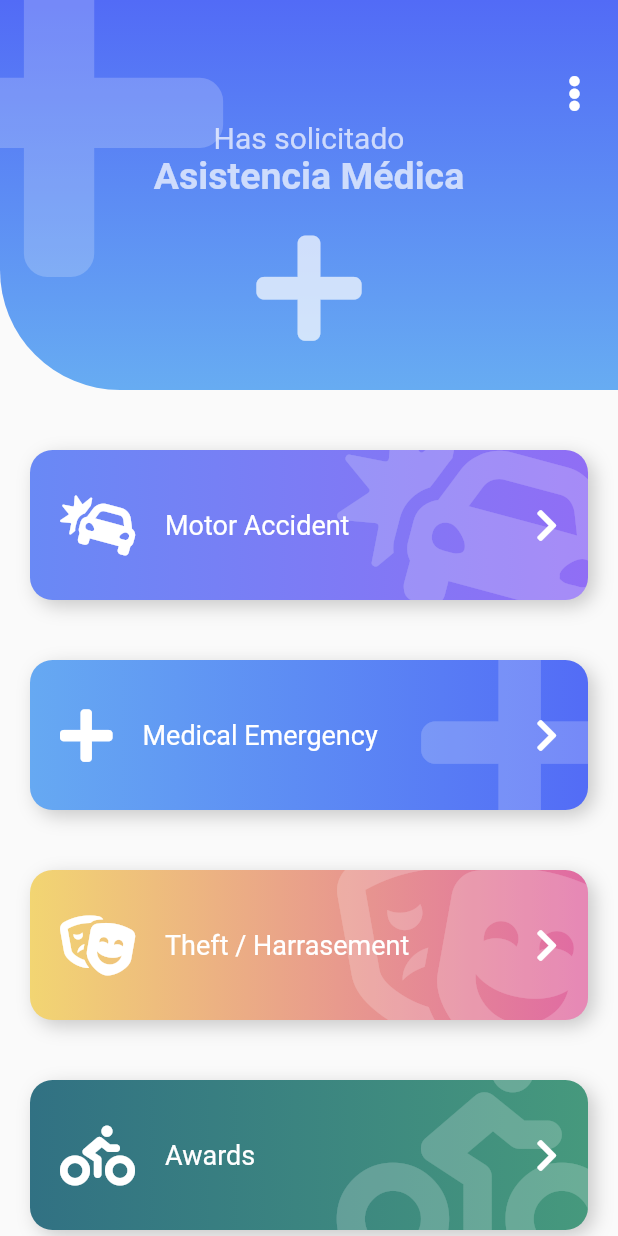
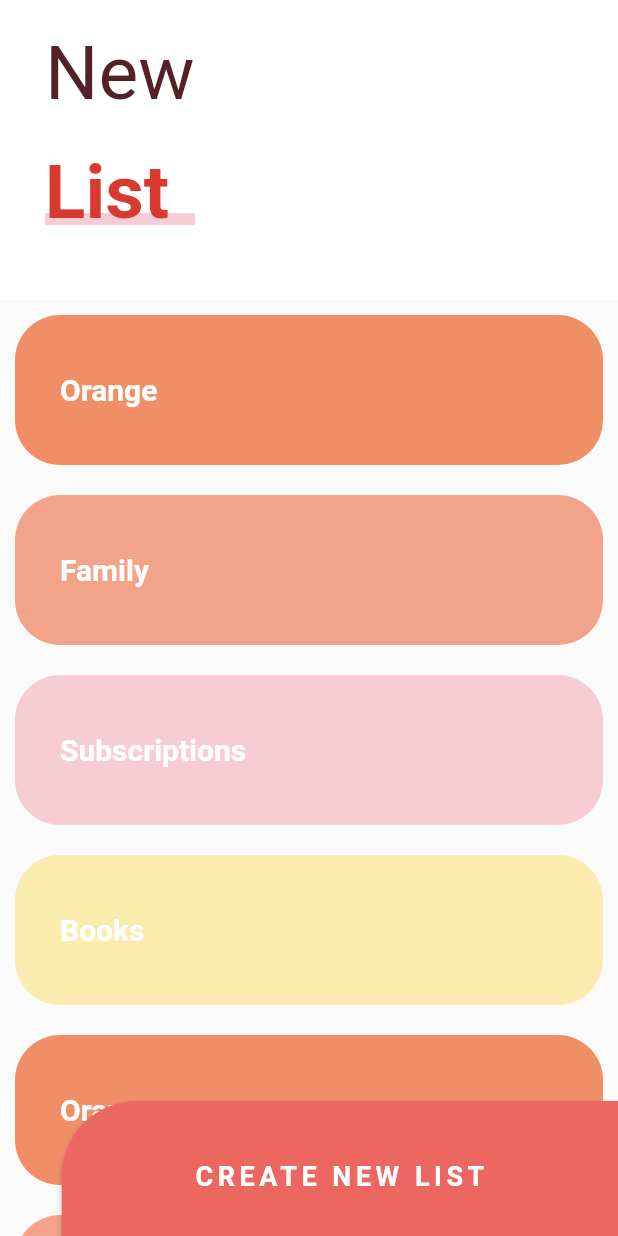
Before and after one commit to tomassasovsky/Flutter-Intermediate-Course, a Flutter app: the screen it shows after launch, on a phone screen of 412 x 824 dp. Run offline on Flutter 3.47's test engine with Material 2 defaults, Android fonts, the phone set to English and light mode, and no system bars; our stand-ins replace animate_do, flutter_svg, font_awesome_flutter.

Commit message:
Seventh Section

```diff
--- a/lib/main.dart
+++ b/lib/main.dart
@@ -1,6 +1,6 @@
 import 'package:flutter/material.dart';
 
-import 'package:designs/src/pages/emergency_page.dart';
+import 'package:designs/src/pages/sliver_list_page.dart';
 
 void main() => runApp(MyApp());
 
@@ -10,7 +10,7 @@ class MyApp extends StatelessWidget {
     return MaterialApp(
       title: 'Designs',
       debugShowCheckedModeBanner: false,
-      home: EmergencyPage(),
+      home: SliverListPage(),
     );
   }
 }
--- /dev/null
+++ b/lib/src/pages/sliver_list_page.dart
@@ -0,0 +1,184 @@
+import 'package:flutter/material.dart';
+
+class SliverListPage extends StatelessWidget {
+  @override
+  Widget build(BuildContext context) {
+    return Scaffold(
+      body: Stack(
+        children: [
+          _MainScroll(),
+          Positioned(
+            bottom: -10,
+            right: 0,
+            child: _ButtonNewList(),
+          ),
+        ],
+      ),
+    );
+  }
+}
+
+class _ButtonNewList extends StatelessWidget {
+  @override
+  Widget build(BuildContext context) {
+    final size = MediaQuery.of(context).size;
+    return Container(
+      width: size.width * 0.9,
+      height: 100,
+      child: ElevatedButton(
+        onPressed: () {},
+        style: ElevatedButton.styleFrom(
+          primary: Color(0xffed6762),
+          shape: RoundedRectangleBorder(
+            borderRadius: BorderRadius.only(
+              topLeft: Radius.circular(50),
+            ),
+          ),
+        ),
+        child: Text(
+          'CREATE NEW LIST',
+          style: TextStyle(
+            color: Colors.white,
+            fontSize: 18,
+            fontWeight: FontWeight.bold,
+            letterSpacing: 3,
+          ),
+        ),
+      ),
+    );
+  }
+}
+
+class _MainScroll extends StatelessWidget {
+  @override
+  Widget build(BuildContext context) {
+    final list = [
+      _ListItem('Orange', Color(0xffF08F66)),
+      _ListItem('Family', Color(0xffF2A38A)),
+      _ListItem('Subscriptions', Color(0xffF7CDD5)),
+      _ListItem('Books', Color(0xffFCEBAF)),
+      _ListItem('Orange', Color(0xffF08F66)),
+      _ListItem('Family', Color(0xffF2A38A)),
+      _ListItem('Subscriptions', Color(0xffF7CDD5)),
+      _ListItem('Books', Color(0xffFCEBAF)),
+      _ListItem('Orange', Color(0xffF08F66)),
+      _ListItem('Family', Color(0xffF2A38A)),
+      _ListItem('Subscriptions', Color(0xffF7CDD5)),
+      _ListItem('Books', Color(0xffFCEBAF)),
+      _ListItem('Orange', Color(0xffF08F66)),
+      _ListItem('Family', Color(0xffF2A38A)),
+      _ListItem('Subscriptions', Color(0xffF7CDD5)),
+      _ListItem('Books', Color(0xffFCEBAF)),
+    ];
+
+    return CustomScrollView(
+      physics: BouncingScrollPhysics(),
+      slivers: [
+        SliverPersistentHeader(
+          floating: true,
+          delegate: _SliverCustomHeaderDelegate(
+              minHeight: 170,
+              maxHeight: 200,
+              child: Container(
+                alignment: Alignment.centerLeft,
+                color: Colors.white,
+                child: _Header(),
+              )),
+        ),
+        SliverList(
+          delegate: SliverChildListDelegate([
+            ...list,
+            SizedBox(height: 100),
+          ]),
+        ),
+      ],
+    );
+  }
+}
+
+class _SliverCustomHeaderDelegate extends SliverPersistentHeaderDelegate {
+  final double minHeight;
+  final double maxHeight;
+  final Widget child;
+
+  _SliverCustomHeaderDelegate({
+    required this.minHeight,
+    required this.maxHeight,
+    required this.child,
+  });
+
+  @override
+  Widget build(BuildContext context, double shrinkOffset, bool overlapsContent) {
+    return SizedBox.expand(child: this.child);
+  }
+
+  @override
+  double get maxExtent => this.maxHeight;
+
+  @override
+  double get minExtent => this.minHeight;
+
+  @override
+  bool shouldRebuild(covariant _SliverCustomHeaderDelegate oldDelegate) {
+    return this.maxHeight != oldDelegate.maxHeight || this.minHeight != oldDelegate.minHeight || this.child != oldDelegate.child;
+  }
+}
+
+class _Header extends StatelessWidget {
+  @override
+  Widget build(BuildContext context) {
+    return Column(
+      children: [
+        Container(
+          margin: EdgeInsets.symmetric(horizontal: 30, vertical: 20),
+          child: Text(
+            'New',
+            style: TextStyle(color: Color(0xff532128), fontSize: 50),
+          ),
+        ),
+        Stack(
+          children: [
+            SizedBox(width: 100),
+            Positioned(
+              bottom: 8,
+              child: Container(
+                width: 150,
+                height: 8,
+                color: Color(0xfff7cdd5),
+              ),
+            ),
+            Container(child: Text('List', style: TextStyle(color: Color(0xffd93a30), fontSize: 50, fontWeight: FontWeight.bold))),
+          ],
+        ),
+      ],
+    );
+  }
+}
+
+class _ListItem extends StatelessWidget {
+  final String title;
+  final Color color;
+  const _ListItem(
+    this.title,
+    this.color, {
+    Key? key,
+  }) : super(key: key);
+
+  @override
+  Widget build(BuildContext context) {
+    return Container(
+      alignment: Alignment.centerLeft,
+      padding: EdgeInsets.all(30),
+      child: Text(
+        this.title,
+        style: TextStyle(color: Colors.white, fontWeight: FontWeight.bold, fontSize: 20),
+      ),
+      height: 100,
+      margin: EdgeInsets.all(10),
+      decoration: BoxDecoration(
+        color: this.color,
+        borderRadius: BorderRadius.circular(30),
+      ),
+    );
+  }
+}
```
